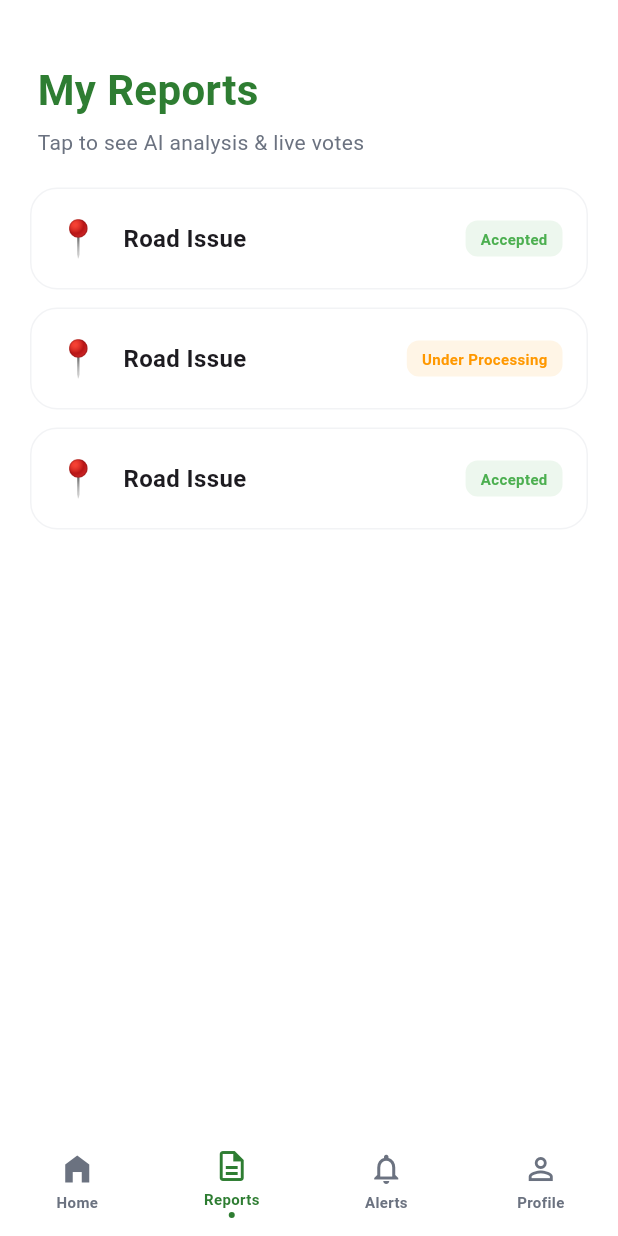
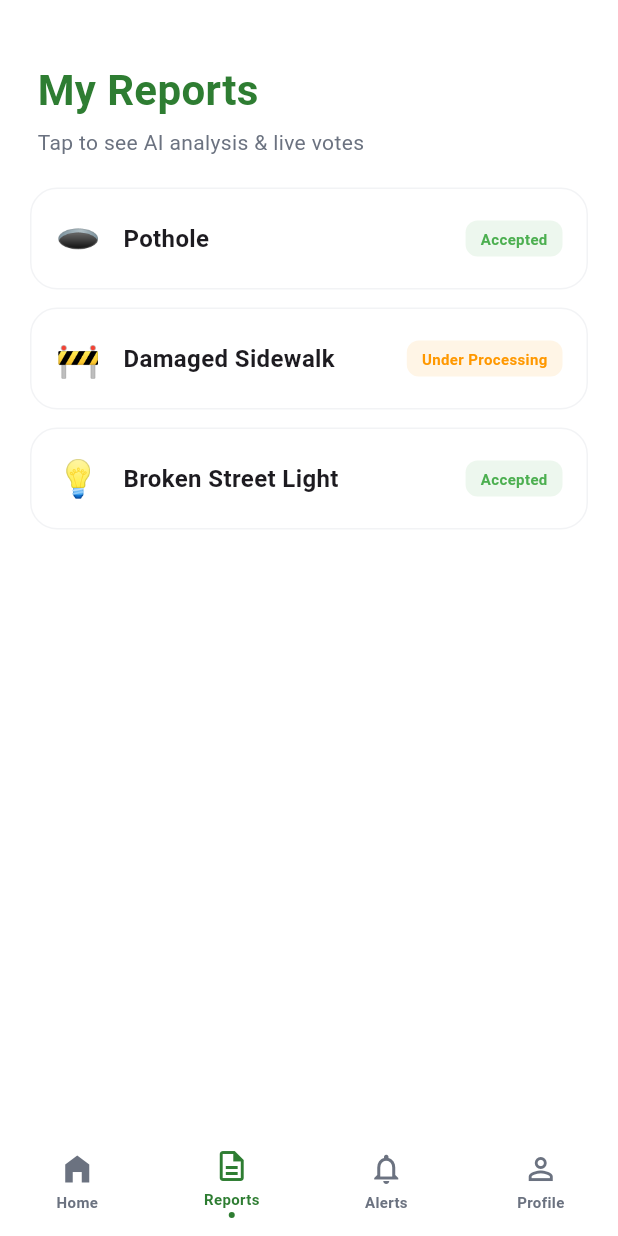
Before and after one commit to smart-city-yu/smart-city-frontend, a Flutter app: the HomeScreen screen opened by its route, item 2 of the bottom bar chosen, on a phone screen of 412 x 824 dp. Run offline on Flutter 3.47's test engine with Material 3 defaults, Android fonts, the phone set to English and light mode, and no system bars; our stand-ins replace flutter_map, geolocator, latlong2, shared_preferences; accounts and stored records are empty; network calls fail.

Commit message:
update reports screen

```diff
--- a/lib/models/map_issue.dart
+++ b/lib/models/map_issue.dart
@@ -68,6 +68,10 @@ class MapIssue {
     String? desc,
     Color? color,
     LatLng? position,
+
+    int? stillThereCount,
+    int? fixedCount,
+    bool? isVoted,
   }) {
     return MapIssue(
       id: id ?? this.id,
@@ -77,6 +81,10 @@ class MapIssue {
       desc: desc ?? this.desc,
       color: color ?? this.color,
       position: position ?? this.position,
+
+      stillThereCount: stillThereCount ?? this.stillThereCount,
+      fixedCount: fixedCount ?? this.fixedCount,
+      isVoted: isVoted ?? this.isVoted,
     );
   }
 }
--- a/lib/parsers/map_issue_parser.dart
+++ b/lib/parsers/map_issue_parser.dart
@@ -8,24 +8,29 @@ class MapIssueParser {
     final categoryValue = json['category'] as String? ?? '';
     final cat = reportCategoryFromValue(categoryValue);
 
+    final emoji = cat?.emoji ?? json['emoji'] as String? ?? '📍';
+    final title = cat?.displayName ?? json['title'] as String? ?? 'Road Issue';
+
     return MapIssue(
       id: json['reportId']?.toString() ?? json['id']?.toString() ?? '',
-      emoji: cat?.emoji ?? '📍',
-      title: cat?.displayName ?? 'Road Issue',
+      emoji: emoji,
+      title: title,
       sub: json['status']?.toString() ?? 'Reported',
-      desc: json['description']?.toString() ?? '',
+      desc: json['aiAnalysis']?.toString() ?? json['description']?.toString() ?? '',
       color: cat?.color ?? const Color(0xFF607D8B),
       position: LatLng(
         (json['lat'] as num).toDouble(),
         (json['lon'] as num).toDouble(),
       ),
-      stillThereCount: json['still_there_count'] as int? ?? 0,
-      fixedCount: json['fixed_count'] as int? ?? 0,
-      isVoted: json['is_voted'] as bool? ?? false,
+      stillThereCount: (json['stillThereCount'] ?? json['still_there_count']) as int? ?? 0,
+      fixedCount: (json['fixedCount'] ?? json['fixed_count']) as int? ?? 0,
+      isVoted: (json['isVoted'] ?? json['is_voted']) as bool? ?? false,
     );
   }
 
   static List<MapIssue> fromJsonList(List<dynamic> jsonList) {
-    return jsonList.map((json) => fromJson(json as Map<String, dynamic>)).toList();
+    return jsonList
+        .map((json) => fromJson(json as Map<String, dynamic>))
+        .toList();
   }
 }
--- a/lib/screens/reports_screen.dart
+++ b/lib/screens/reports_screen.dart
@@ -156,7 +156,8 @@ class _ReportsScreenState extends State<ReportsScreen> {
                       ),
                     ),
                     Container(
-                      padding: const EdgeInsets.symmetric(horizontal: 10, vertical: 5),
+                      padding: const EdgeInsets.symmetric(
+                          horizontal: 10, vertical: 5),
                       decoration: BoxDecoration(
                         color: badgeColor.withValues(alpha: 0.1),
                         borderRadius: BorderRadius.circular(8),
@@ -234,7 +235,8 @@ class _ReportsScreenState extends State<ReportsScreen> {
                         ),
                       ),
                       Container(
-                        padding: const EdgeInsets.symmetric(horizontal: 10, vertical: 5),
+                        padding: const EdgeInsets.symmetric(
+                            horizontal: 10, vertical: 5),
                         decoration: BoxDecoration(
                           color: badgeColor.withValues(alpha: 0.1),
                           borderRadius: BorderRadius.circular(8),
@@ -253,11 +255,13 @@ class _ReportsScreenState extends State<ReportsScreen> {
                   const SizedBox(height: 12),
                   Row(
                     children: [
-                      const Icon(Icons.location_on, color: AppColors.textGrey, size: 18),
+                      const Icon(Icons.location_on,
+                          color: AppColors.textGrey, size: 18),
                       const SizedBox(width: 6),
                       Text(
                         "${issue.position.latitude.toStringAsFixed(4)}, ${issue.position.longitude.toStringAsFixed(4)}",
-                        style: const TextStyle(fontSize: 13, color: AppColors.textGrey),
+                        style: const TextStyle(
+                            fontSize: 13, color: AppColors.textGrey),
                       ),
                     ],
                   ),
@@ -275,16 +279,9 @@ class _ReportsScreenState extends State<ReportsScreen> {
                             );
                             if (ok) {
                               setSheetState(() {
-                                myReports[index] = MapIssue(
-                                  id: issue.id,
-                                  emoji: issue.emoji,
-                                  title: issue.title,
-                                  sub: issue.sub,
-                                  desc: issue.desc,
-                                  color: issue.color,
-                                  position: issue.position,
-                                  stillThereCount: issue.stillThereCount + 1,
-                                  fixedCount: issue.fixedCount,
+                                myReports[index] = issue.copyWith(
+                                  stillThereCount:
+                                  issue.stillThereCount + 1,
                                   isVoted: true,
                                 );
                               });
@@ -294,20 +291,27 @@ class _ReportsScreenState extends State<ReportsScreen> {
                           child: Container(
                             padding: const EdgeInsets.symmetric(vertical: 12),
                             decoration: BoxDecoration(
-                              color: Colors.orange.withValues(alpha: issue.isVoted ? 0.05 : 0.1),
+                              color: Colors.orange.withValues(
+                                  alpha: issue.isVoted ? 0.05 : 0.1),
                               borderRadius: BorderRadius.circular(12),
-                              border: Border.all(color: Colors.orange.withValues(alpha: 0.3)),
+                              border: Border.all(
+                                  color:
+                                  Colors.orange.withValues(alpha: 0.3)),
                             ),
                             child: Column(
                               children: [
                                 Icon(Icons.warning_amber_rounded,
-                                    color: issue.isVoted ? Colors.grey : Colors.orange,
+                                    color: issue.isVoted
+                                        ? Colors.grey
+                                        : Colors.orange,
                                     size: 22),
                                 const SizedBox(height: 4),
                                 Text(
                                   "${issue.stillThereCount}",
                                   style: TextStyle(
-                                    color: issue.isVoted ? Colors.grey : Colors.orange,
+                                    color: issue.isVoted
+                                        ? Colors.grey
+                                        : Colors.orange,
                                     fontWeight: FontWeight.bold,
                                     fontSize: 16,
                                   ),
@@ -315,7 +319,9 @@ class _ReportsScreenState extends State<ReportsScreen> {
                                 Text(
                                   "Still There",
                                   style: TextStyle(
-                                    color: issue.isVoted ? Colors.grey : Colors.orange,
+                                    color: issue.isVoted
+                                        ? Colors.grey
+                                        : Colors.orange,
                                     fontSize: 11,
                                   ),
                                 ),
@@ -336,15 +342,7 @@ class _ReportsScreenState extends State<ReportsScreen> {
                             );
                             if (ok) {
                               setSheetState(() {
-                                myReports[index] = MapIssue(
-                                  id: issue.id,
-                                  emoji: issue.emoji,
-                                  title: issue.title,
-                                  sub: issue.sub,
-                                  desc: issue.desc,
-                                  color: issue.color,
-                                  position: issue.position,
-                                  stillThereCount: issue.stillThereCount,
+                                myReports[index] = issue.copyWith(
                                   fixedCount: issue.fixedCount + 1,
                                   isVoted: true,
                                 );
@@ -355,20 +353,27 @@ class _ReportsScreenState extends State<ReportsScreen> {
                           child: Container(
                             padding: const EdgeInsets.symmetric(vertical: 12),
                             decoration: BoxDecoration(
-                              color: Colors.green.withValues(alpha: issue.isVoted ? 0.05 : 0.1),
+                              color: Colors.green.withValues(
+                                  alpha: issue.isVoted ? 0.05 : 0.1),
                               borderRadius: BorderRadius.circular(12),
-                              border: Border.all(color: Colors.green.withValues(alpha: 0.3)),
+                              border: Border.all(
+                                  color:
+                                  Colors.green.withValues(alpha: 0.3)),
                             ),
                             child: Column(
                               children: [
                                 Icon(Icons.check_circle_outline,
-                                    color: issue.isVoted ? Colors.grey : Colors.green,
+                                    color: issue.isVoted
+                                        ? Colors.grey
+                                        : Colors.green,
                                     size: 22),
                                 const SizedBox(height: 4),
                                 Text(
                                   "${issue.fixedCount}",
                                   style: TextStyle(
-                                    color: issue.isVoted ? Colors.grey : Colors.green,
+                                    color: issue.isVoted
+                                        ? Colors.grey
+                                        : Colors.green,
                                     fontWeight: FontWeight.bold,
                                     fontSize: 16,
                                   ),
@@ -376,7 +381,9 @@ class _ReportsScreenState extends State<ReportsScreen> {
                                 Text(
                                   "Fixed",
                                   style: TextStyle(
-                                    color: issue.isVoted ? Colors.grey : Colors.green,
+                                    color: issue.isVoted
+                                        ? Colors.grey
+                                        : Colors.green,
                                     fontSize: 11,
                                   ),
                                 ),
@@ -392,13 +399,15 @@ class _ReportsScreenState extends State<ReportsScreen> {
                       padding: EdgeInsets.only(top: 8),
                       child: Text(
                         "✅ You already voted on this report",
-                        style: TextStyle(fontSize: 12, color: AppColors.textGrey),
+                        style: TextStyle(
+                            fontSize: 12, color: AppColors.textGrey),
                       ),
                     ),
                   const Divider(height: 35),
                   const Row(
                     children: [
-                      Icon(Icons.auto_awesome, color: AppColors.info, size: 22),
+                      Icon(Icons.auto_awesome,
+                          color: AppColors.info, size: 22),
                       SizedBox(width: 8),
                       Text(
                         "AI Smart Analysis",
@@ -417,10 +426,13 @@ class _ReportsScreenState extends State<ReportsScreen> {
                     decoration: BoxDecoration(
                       color: AppColors.info.withValues(alpha: 0.05),
                       borderRadius: BorderRadius.circular(15),
-                      border: Border.all(color: AppColors.info.withValues(alpha: 0.1)),
+                      border: Border.all(
+                          color: AppColors.info.withValues(alpha: 0.1)),
                     ),
                     child: Text(
-                      issue.desc.isEmpty ? "AI analysis not available yet." : issue.desc,
+                      issue.desc.isEmpty
+                          ? "AI analysis not available yet."
+                          : issue.desc,
                       style: const TextStyle(
                         fontSize: 14,
                         height: 1.6,
--- a/lib/services/fake_report_service.dart
+++ b/lib/services/fake_report_service.dart
@@ -27,7 +27,6 @@ class FakeReportService {
       "fixedCount": 2,
       "isVoted": false,
     },
-
     {
       "reportId": "rpt_004",
       "title": "Damaged Sidewalk",
```
